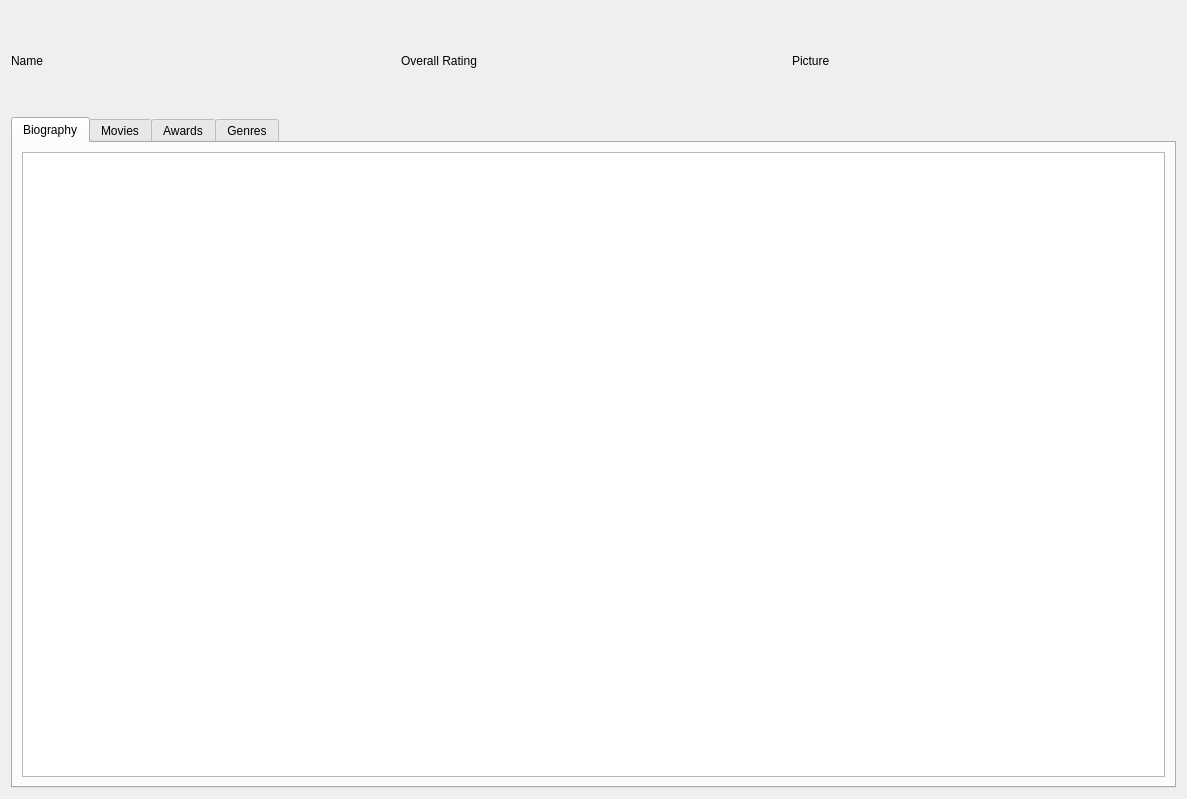
This is src/controller/ui/actor.ui in John-Dilla/imdbScraper as Qt 5 draws it before an edit. The edited form follows.
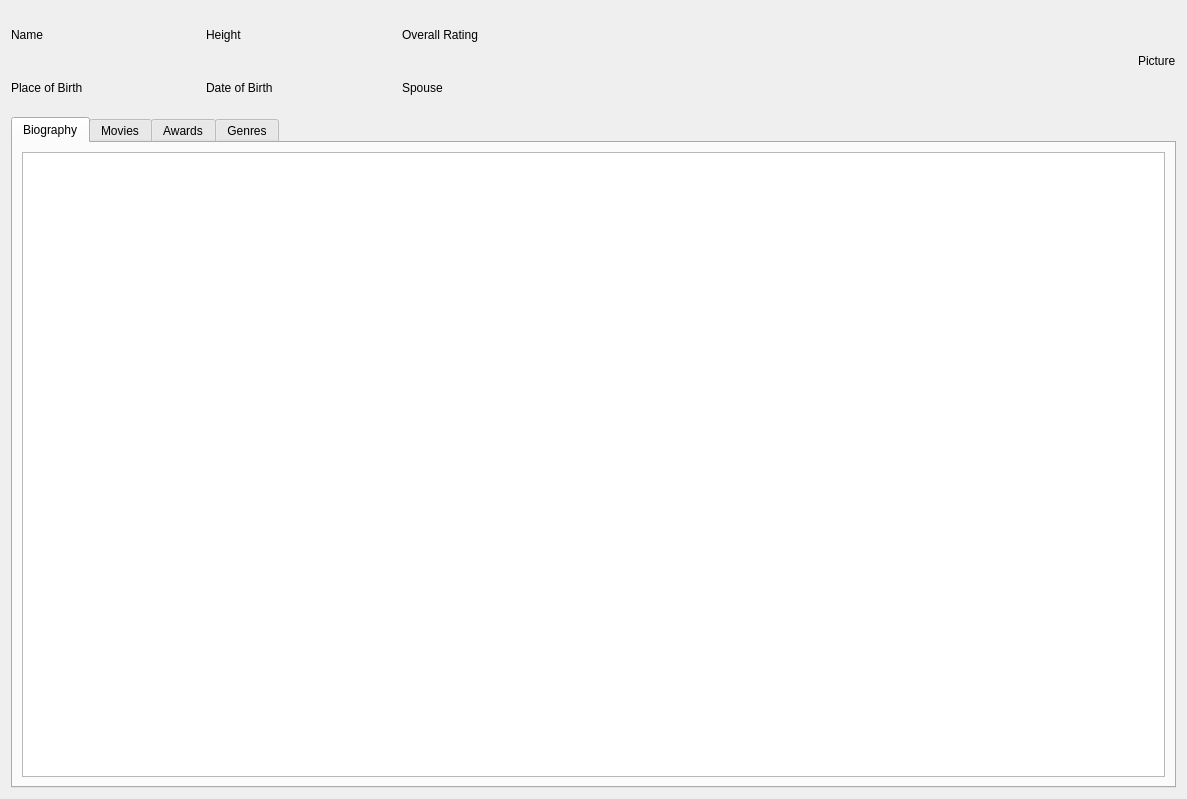
This is the edited form.

Diff of the .ui file:
```diff
--- a/src/controller/ui/actor.ui
+++ b/src/controller/ui/actor.ui
@@ -25,12 +25,23 @@
      <item>
       <layout class="QHBoxLayout" name="horizontalLayout">
        <item>
+        <layout class="QVBoxLayout" name="verticalLayout_10">
+         <item>
+          <layout class="QHBoxLayout" name="horizontalLayout_2">
+           <item>
         <widget class="QLabel" name="name">
          <property name="text">
           <string>Name</string>
          </property>
         </widget>
        </item>
+           <item>
+            <widget class="QLabel" name="height">
+             <property name="text">
+              <string>Height</string>
+             </property>
+            </widget>
+           </item>
        <item>
         <widget class="QLabel" name="rating">
          <property name="text">
@@ -38,7 +49,36 @@
          </property>
         </widget>
        </item>
+          </layout>
+         </item>
        <item>
+          <layout class="QHBoxLayout" name="horizontalLayout_3">
+           <item>
+            <widget class="QLabel" name="place">
+             <property name="text">
+              <string>Place of Birth</string>
+             </property>
+            </widget>
+           </item>
+           <item>
+            <widget class="QLabel" name="date">
+             <property name="text">
+              <string>Date of Birth</string>
+             </property>
+            </widget>
+           </item>
+           <item>
+            <widget class="QLabel" name="spouse">
+             <property name="text">
+              <string>Spouse</string>
+             </property>
+            </widget>
+           </item>
+          </layout>
+         </item>
+        </layout>
+       </item>
+       <item alignment="Qt::AlignRight">
         <widget class="QLabel" name="picture">
          <property name="minimumSize">
           <size>
```
Lines whose indentation alone changed are shown as unchanged.
